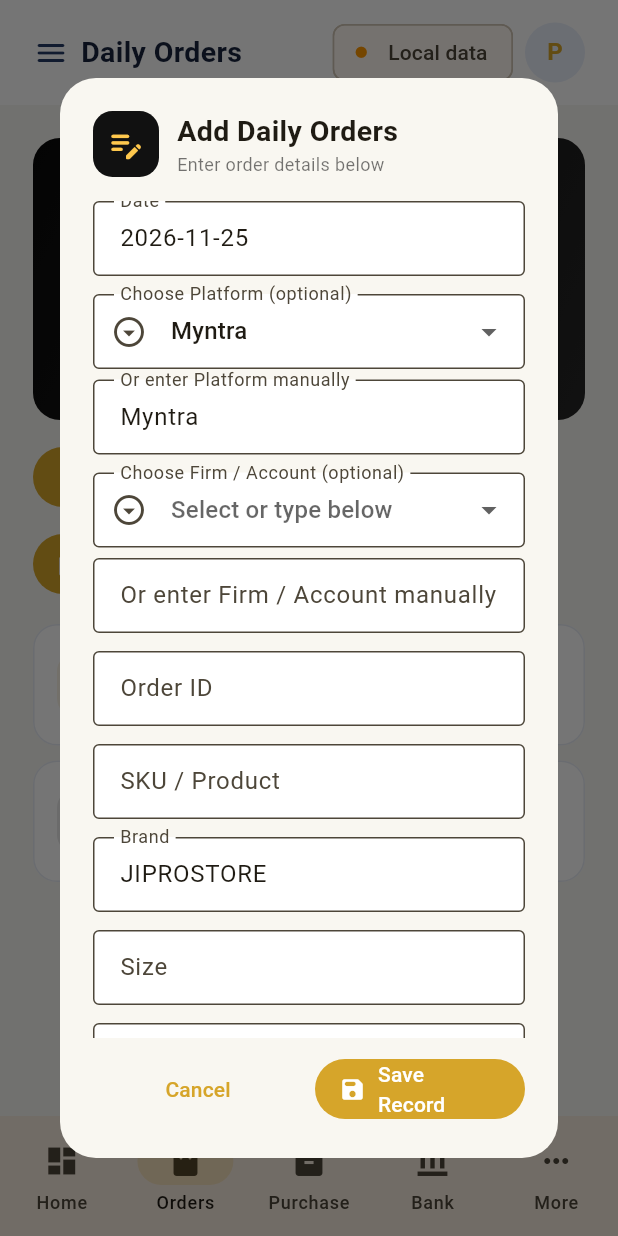
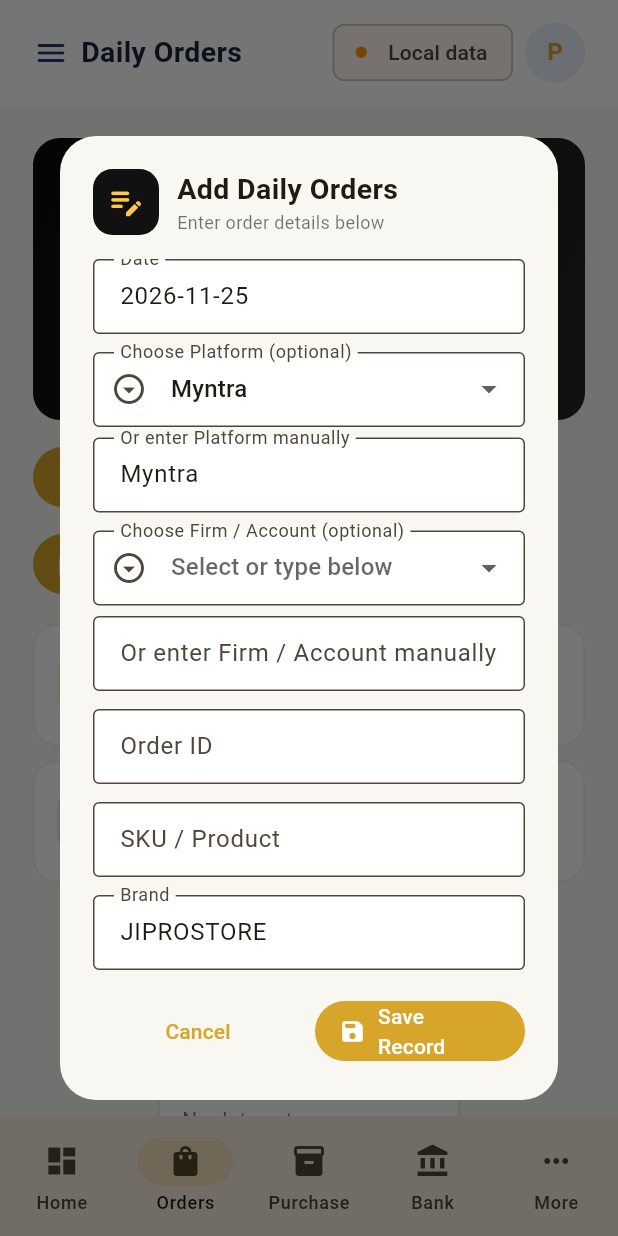
Before and after one commit to parthradadiya777/money-managent, a Flutter app: the screen it shows after launch, item 2 of the bottom bar chosen, after a tap on "Add Manually", on a phone screen of 412 x 824 dp. Run offline on Flutter 3.47's test engine with Material 3 defaults, Android fonts, the phone set to English and light mode, and no system bars; our stand-ins replace file_picker, hive, hive_flutter; missing offline and left inert: excel, syncfusion_flutter_pdf; accounts and stored records are empty.

Commit message:
Normalize existing Myntra records and polish entry dialog

```diff
--- a/lib/main.dart
+++ b/lib/main.dart
@@ -200,7 +200,7 @@ class _BusinessHomeState extends State<BusinessHome> {
  int selected=0;
  String? _syncMessage;
  String money(num n)=>'₹${n.toStringAsFixed(2)}';
- List<Map> rows(String key){final raw=box.get(key,defaultValue:<dynamic>[]);return (raw as List).map((e)=>Map<String,dynamic>.from(e as Map)).toList();}
+ List<Map> rows(String key){final raw=box.get(key,defaultValue:<dynamic>[]);final result=(raw as List).map((e)=>Map<String,dynamic>.from(e as Map)).toList();if(key=='Daily Orders'){for(final row in result){if('${row['Platform']??''}'.toLowerCase()=='myntra'){row['Brand']='JIPROSTORE';for(final field in ['Date','Firm / Account','Order ID']){if('${row[field]??''}'.trim().isEmpty)row[field]=field=='Date'?'Not detected':field=='Order ID'?(row['AWB / Tracking No.']??'Not detected'):'Not detected';}}}}return result;}
  num sum(String key,String field)=>rows(key).fold<num>(0,(v,e)=>v+(num.tryParse('${e[field]??0}'.replaceAll(',',''))??0));
  Future<void> saveRows(String key,List<Map> value) async {
   for (final item in value) { item['_syncId'] ??= _newSyncId(); }
@@ -563,7 +563,7 @@ class _BusinessHomeState extends State<BusinessHome> {
   if(controllers.containsKey('Brand'))controllers['Brand']!.text='JIPROSTORE';
   final ok=await showDialog<bool>(context:context,builder:(ctx)=>Dialog(
    backgroundColor:const Color(0xFFF9F7F1),shape:RoundedRectangleBorder(borderRadius:BorderRadius.circular(24)),
-   child:ConstrainedBox(constraints:const BoxConstraints(maxWidth:560,maxHeight:720),child:Padding(padding:const EdgeInsets.all(22),child:Column(mainAxisSize:MainAxisSize.min,crossAxisAlignment:CrossAxisAlignment.stretch,children:[
+   child:SizedBox(width:MediaQuery.of(ctx).size.width*.9,height:MediaQuery.of(ctx).size.height*.78,child:Padding(padding:const EdgeInsets.all(22),child:Column(mainAxisSize:MainAxisSize.max,crossAxisAlignment:CrossAxisAlignment.stretch,children:[
     Row(children:[Container(width:44,height:44,decoration:BoxDecoration(color:const Color(0xFF111111),borderRadius:BorderRadius.circular(13)),child:const Icon(Icons.edit_note_rounded,color:Color(0xFFFFC84D),size:26)),const SizedBox(width:12),Expanded(child:Column(crossAxisAlignment:CrossAxisAlignment.start,children:[Text('Add $module',style:const TextStyle(fontSize:19,fontWeight:FontWeight.bold)),const Text('Enter order details below',style:TextStyle(color:Colors.black54,fontSize:12))]))]),
     const SizedBox(height:16),
     Expanded(child:SingleChildScrollView(child:Column(children:controllers.entries.map((e)=>Padding(padding:const EdgeInsets.only(bottom:12),child:_formField(module,e.key,e.value))).toList()))),
```
